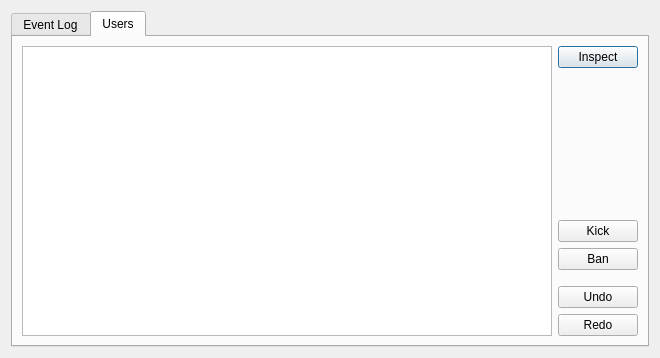
First picture: the form in src/desktop/ui/serverlog.ui, repository drawpile/Drawpile, before the edit.
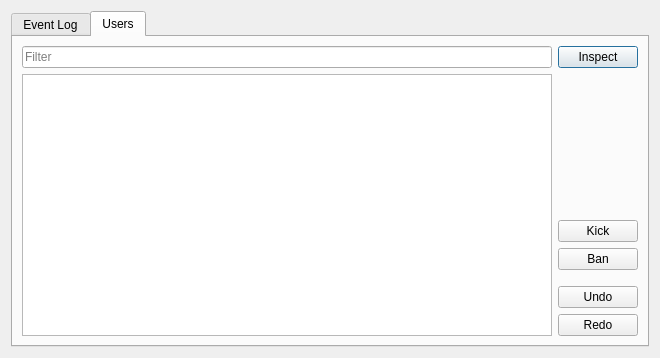
Second picture: the form after the edit. The open tabs and pages were chosen to show the change.

Commit message: Add user list filter field to event log dialog

```diff
--- a/src/desktop/ui/serverlog.ui
+++ b/src/desktop/ui/serverlog.ui
@@ -49,6 +49,15 @@
       </attribute>
       <layout class="QHBoxLayout" name="horizontalLayout">
        <item>
+        <layout class="QVBoxLayout" name="verticalLayout_4">
+         <item>
+          <widget class="QLineEdit" name="userlistFilter">
+           <property name="placeholderText">
+            <string>Filter</string>
+           </property>
+          </widget>
+         </item>
+         <item>
         <widget class="QTableView" name="userlistView">
          <property name="selectionMode">
           <enum>QAbstractItemView::SingleSelection</enum>
@@ -60,6 +69,8 @@
           <bool>true</bool>
          </property>
         </widget>
+         </item>
+        </layout>
        </item>
        <item>
         <layout class="QVBoxLayout" name="verticalLayout_3">
```
Lines whose indentation alone changed are shown as unchanged. The commit also changes 3 other files.
